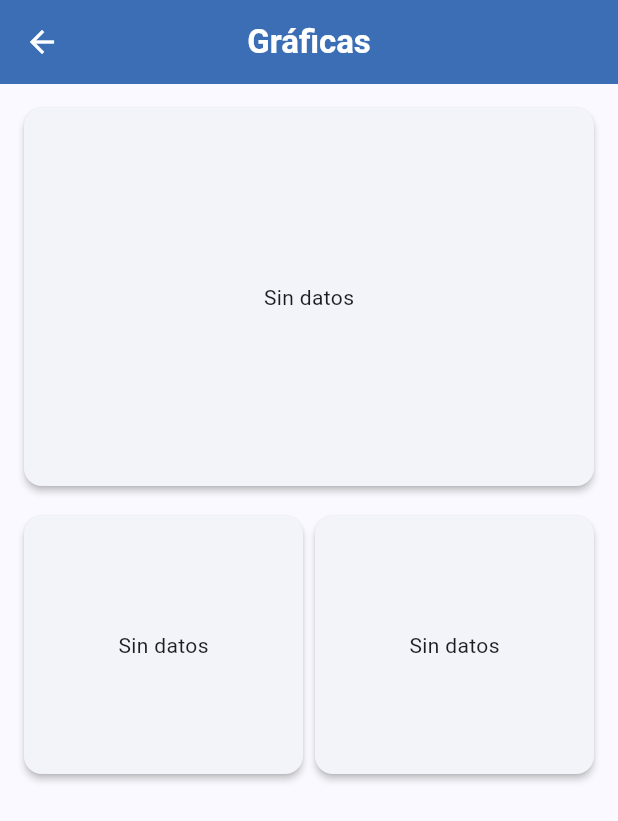
After one commit to jojisagi/appo3s-main-main, a Flutter app: the screen it shows after launch, after a tap on "Gráficas en tiempo real", on a phone screen of 412 x 824 dp. The commit adds this screen. Shown: the top 821 px of the screen. Run offline on Flutter 3.47's test engine with Material 3 defaults, Android fonts, the light colour scheme and no system bars; our stand-ins replace fl_chart; network calls fail.

Commit message:
commit falta que se pasen los datos

```diff
--- a/appo3s-main/lib/main.dart
+++ b/appo3s-main/lib/main.dart
@@ -1,3 +1,4 @@
+//main.dart
 import 'package:flutter/material.dart';
 import 'package:provider/provider.dart';
 import 'services/record_service.dart';
--- a/appo3s-main/lib/models/record.dart
+++ b/appo3s-main/lib/models/record.dart
@@ -1,23 +1,25 @@
 class Record {
+  final String tipo;          // 'o3', 'cond', 'ph'
   final String contaminante;
   final double concentracion;
   final DateTime fechaHora;
 
   Record({
+    required this.tipo,
     required this.contaminante,
     required this.concentracion,
     required this.fechaHora,
   });
 
-  // ─── Deserializar desde Mongo / JSON ───
-  factory Record.fromJson(Map<String, dynamic> json) => Record(
-    contaminante: json['contaminante'] as String,
-    concentracion: (json['concentracion'] as num).toDouble(),
-    fechaHora: DateTime.parse(json['fechaHora'] as String),
+  factory Record.fromJson(Map<String, dynamic> j) => Record(
+    tipo: j['tipo'] as String? ?? 'o3',
+    contaminante: j['contaminante'] as String,
+    concentracion: (j['concentracion'] as num).toDouble(),
+    fechaHora: DateTime.parse(j['fechaHora'] as String),
   );
 
-  // ─── Serializar para POST ───
   Map<String, dynamic> toJson() => {
+    'tipo': tipo,
     'contaminante': contaminante,
     'concentracion': concentracion,
     'fechaHora': fechaHora.toIso8601String(),
--- a/appo3s-main/lib/screens/data_entry_screen.dart
+++ b/appo3s-main/lib/screens/data_entry_screen.dart
@@ -82,7 +82,7 @@ class _DataEntryScreenState extends State<DataEntryScreen> {
                       Record(
                         contaminante: contaminante,
                         concentracion: concentracion,
-                        fechaHora: fechaHora,
+                        fechaHora: fechaHora, tipo: '',
                       ),
                     );
                     ScaffoldMessenger.of(context).showSnackBar(
--- /dev/null
+++ b/appo3s-main/lib/screens/graphs_screen.dart
@@ -0,0 +1,139 @@
+import 'package:flutter/material.dart';
+import 'package:fl_chart/fl_chart.dart';
+import 'package:intl/intl.dart';
+import 'package:provider/provider.dart';
+
+import '../services/esp32_service.dart';
+import '../models/record.dart';
+
+class GraphsScreen extends StatelessWidget {
+  const GraphsScreen({super.key});
+
+  @override
+  Widget build(BuildContext context) {
+    // 1- Creamos una instancia y arrancamos el polling
+    final esp = Esp32Service(esp32Ip: '192.168.1.55');   // ⬅️ pon la IP de tu ESP32
+    esp.startPolling();                                  // refresco cada 2 s
+
+    return ChangeNotifierProvider.value(
+      value: esp,
+      child: const _Body(),
+    );
+  }
+}
+
+/// Cuerpo real de la pantalla
+class _Body extends StatelessWidget {
+  const _Body();
+
+  // ---------- Gráfica genérica ----------
+  Widget _chart({
+    required List<Record> puntos,
+    required Color color,
+  }) {
+    if (puntos.isEmpty) return const Center(child: Text('Sin datos'));
+
+    final spots = puntos
+        .map((r) => FlSpot(
+      r.fechaHora.millisecondsSinceEpoch.toDouble(),
+      r.concentracion,
+    ))
+        .toList();
+
+    return LineChart(
+      LineChartData(
+        minY: 0,
+        gridData: const FlGridData(show: true, horizontalInterval: .1),
+        borderData: FlBorderData(show: true),
+        titlesData: FlTitlesData(
+          bottomTitles: AxisTitles(
+            sideTitles: SideTitles(
+              showTitles: true,
+              interval: (spots.length / 4).clamp(1, 999).toDouble(),
+              getTitlesWidget: (v, _) => Text(
+                DateFormat.Hms().format(
+                  DateTime.fromMillisecondsSinceEpoch(v.toInt()),
+                ),
+                style: const TextStyle(fontSize: 9),
+              ),
+            ),
+          ),
+        ),
+        lineBarsData: [
+          LineChartBarData(
+            spots: spots,
+            isCurved: true,
+            barWidth: 2,
+            color: color,
+            dotData: FlDotData(show: false),
+          ),
+        ],
+        // A partir de fl_chart 0.68.x la animación por frames
+        // está en `LineChartData` → animationDuration
+      ),
+    );
+  }
+
+  @override
+  Widget build(BuildContext context) {
+    final srv  = context.watch<Esp32Service>();
+
+    // Búferes en vivo (pueden ser [] la primera vez)
+    final o3   = srv.buffer['o3']   ?? <Record>[];
+    final cond = srv.buffer['cond'] ?? <Record>[];
+    final ph   = srv.buffer['ph']   ?? <Record>[];
+
+    return Scaffold(
+      appBar: AppBar(title: const Text('Gráficas')),
+      body: SingleChildScrollView(
+        padding: const EdgeInsets.all(12),
+        child: Column(
+          children: [
+            // ---------- O3 ----------
+            SizedBox(
+              height: 260,
+              child: Card(
+                elevation: 2,
+                child: Padding(
+                  padding: const EdgeInsets.all(8),
+                  child: _chart(puntos: o3, color: Colors.cyan),
+                ),
+              ),
+            ),
+            const SizedBox(height: 12),
+
+            // ---------- Conductividad y pH ----------
+            Row(
+              children: [
+                Expanded(
+                  child: SizedBox(
+                    height: 180,
+                    child: Card(
+                      elevation: 2,
+                      child: Padding(
+                        padding: const EdgeInsets.all(8),
+                        child: _chart(puntos: cond, color: Colors.green),
+                      ),
+                    ),
+                  ),
+                ),
+                Expanded(
+                  child: SizedBox(
+                    height: 180,
+                    child: Card(
+                      elevation: 2,
+                      child: Padding(
+                        padding: const EdgeInsets.all(8),
+                        child: _chart(puntos: ph, color: Colors.deepPurple),
+                      ),
+                    ),
+                  ),
+                ),
+              ],
+            ),
+          ],
+        ),
+      ),
+    );
+  }
+}
--- a/appo3s-main/lib/screens/home_screen.dart
+++ b/appo3s-main/lib/screens/home_screen.dart
@@ -1,6 +1,8 @@
+// home_screen.dart
 import 'package:flutter/material.dart';
 import 'historial_registros.dart';
 import 'creando_registros.dart';
+import 'graphs_screen.dart';
 
 class HomeScreen extends StatelessWidget {
   const HomeScreen({super.key});
@@ -10,8 +12,9 @@ class HomeScreen extends StatelessWidget {
     return Scaffold(
       appBar: AppBar(title: const Text('Menú principal')),
       body: Center(
-        child: Column(
-          mainAxisAlignment: MainAxisAlignment.center,
+        child: ListView(
+          padding: const EdgeInsets.symmetric(horizontal: 40, vertical: 24),
+          shrinkWrap: true,
           children: [
             ElevatedButton(
               onPressed: () => Navigator.push(
@@ -26,7 +29,15 @@ class HomeScreen extends StatelessWidget {
                 context,
                 MaterialPageRoute(builder: (_) => const CreandoRegistros()),
               ),
-              child: const Text('Iniciar proceso de registro'),
+              child: const Text('Ingresar registro manualmente'),
+            ),
+            const Divider(height: 40),
+            ElevatedButton(
+              onPressed: () => Navigator.push(
+                context,
+                MaterialPageRoute(builder: (_) => const GraphsScreen()),
+              ),
+              child: const Text('Gráficas en tiempo real'),
             ),
           ],
         ),
--- /dev/null
+++ b/appo3s-main/lib/services/esp32_service.dart
@@ -0,0 +1,82 @@
+import 'dart:async';
+import 'dart:convert';
+import 'package:flutter/foundation.dart';
+import 'package:http/http.dart' as http;
+
+import '../models/record.dart';
+
+/// Servicio que consulta cada [n] segundos el endpoint JSON que expone tu ESP32
+/// ────────────────────────────────────────────────────────────────────────────
+/// GET  http://<IP-ESP32>/data  ⇒
+/// {
+///   "o3":   0.34,         // ppm
+///   "cond": 420.0,        // μS/cm
+///   "ph":   7.15,
+///   "timestamp": "2025-06-18T12:34:56Z"
+/// }
+class Esp32Service extends ChangeNotifier {
+  Esp32Service({required this.esp32Ip});
+
+  /// IP o hostname del microcontrolador
+  final String esp32Ip;
+
+  /// Historial en memoria (máx 300 registros por tipo)
+  final Map<String, List<Record>> buffer = {
+    'o3':   <Record>[],
+    'cond': <Record>[],
+    'ph':   <Record>[],
+  };
+
+  Timer? _ticker;
+
+  /// Comienza el polling continuo
+  ///
+  /// * [period] intervalo entre peticiones (por defecto 2 s)
+  void startPolling({Duration period = const Duration(seconds: 2)}) {
+    _ticker?.cancel();
+    _ticker = Timer.periodic(period, (_) => _fetchOnce());
+  }
+
+  /// Detiene el polling
+  void stopPolling() => _ticker?.cancel();
+
+  /* ────────────────────────────── PRIVATE ────────────────────────────── */
+
+  Future<void> _fetchOnce() async {
+    try {
+      final uri = Uri.parse('http://$esp32Ip/data');
+      final res  = await http.get(uri).timeout(const Duration(seconds: 3));
+
+      if (res.statusCode != 200) throw 'HTTP ${res.statusCode}';
+
+      final json = jsonDecode(res.body) as Map<String, dynamic>;
+
+      _add('o3',   json['o3']   as num, json['timestamp'] as String);
+      _add('cond', json['cond'] as num, json['timestamp'] as String);
+      _add('ph',   json['ph']   as num, json['timestamp'] as String);
+
+      notifyListeners();
+    } catch (e) {
+      debugPrint('❌ ESP32 fetch error: $e');
+    }
+  }
+
+  void _add(String key, num value, String ts) {
+    final list = buffer[key]!;
+    list.add(
+      Record(
+        tipo: key,
+        concentracion: value.toDouble(),
+        fechaHora: DateTime.parse(ts),
+        contaminante: key,          // no importa para las gráficas
+      ),
+    );
+    if (list.length > 300) list.removeAt(0);   // mantiene la ventana
+  }
+
+  @override
+  void dispose() {
+    _ticker?.cancel();
+    super.dispose();
+  }
+}
--- a/appo3s-main/lib/widgets/record_form.dart
+++ b/appo3s-main/lib/widgets/record_form.dart
@@ -87,7 +87,7 @@ class _RecordFormState extends State<RecordForm> {
                   Record(
                     contaminante: contaminante,
                     concentracion: concentracion,
-                    fechaHora: fechaHora,
+                    fechaHora: fechaHora, tipo: '',
                   ),
                 );
                 Navigator.pop(context); // cierra el formulario
--- a/appo3s-main/pubspec.yaml
+++ b/appo3s-main/pubspec.yaml
@@ -9,7 +9,7 @@ environment:
 dependencies:
   flutter:
     sdk: flutter
-  http: ^0.13.6
+  http: ^1.2.1
   cupertino_icons: ^1.0.8
 
   # ─── PAQUETES DE LA APP ────────────────────────────────
```
Also changed, not shown: appo3s-main/lib/services/record_service.dart (+22 -19 lines), appo3s-main/pubspec.lock, 1 other file.
